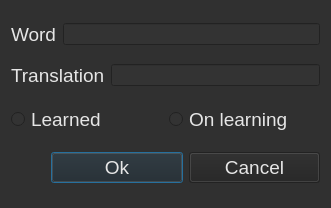
First picture: the form in forms/edit.ui, repository Dartmoor777/English-learner, before the edit.
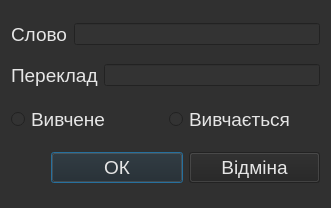
Second picture: the form after the edit.

```diff
--- a/forms/edit.ui
+++ b/forms/edit.ui
@@ -280,7 +280,7 @@
           </font>
          </property>
          <property name="text">
-          <string>Word</string>
+          <string>Слово</string>
          </property>
          <property name="buddy">
           <cstring>lineEdit</cstring>
@@ -307,7 +307,7 @@
           </font>
          </property>
          <property name="text">
-          <string>Translation</string>
+          <string>Переклад</string>
          </property>
          <property name="buddy">
           <cstring>lineEdit_2</cstring>
@@ -334,7 +334,7 @@
           </font>
          </property>
          <property name="text">
-          <string>Learned</string>
+          <string>Вивчене</string>
          </property>
         </widget>
        </item>
@@ -347,7 +347,7 @@
           </font>
          </property>
          <property name="text">
-          <string>On learning</string>
+          <string>Вивчається</string>
          </property>
         </widget>
        </item>
@@ -383,7 +383,7 @@
           <enum>Qt::StrongFocus</enum>
          </property>
          <property name="text">
-          <string>Ok</string>
+          <string>ОК</string>
          </property>
          <property name="shortcut">
           <string>Return</string>
@@ -402,7 +402,7 @@
           <enum>Qt::StrongFocus</enum>
          </property>
          <property name="text">
-          <string>Cancel</string>
+          <string>Відміна</string>
          </property>
          <property name="shortcut">
           <string>Esc</string>
```
